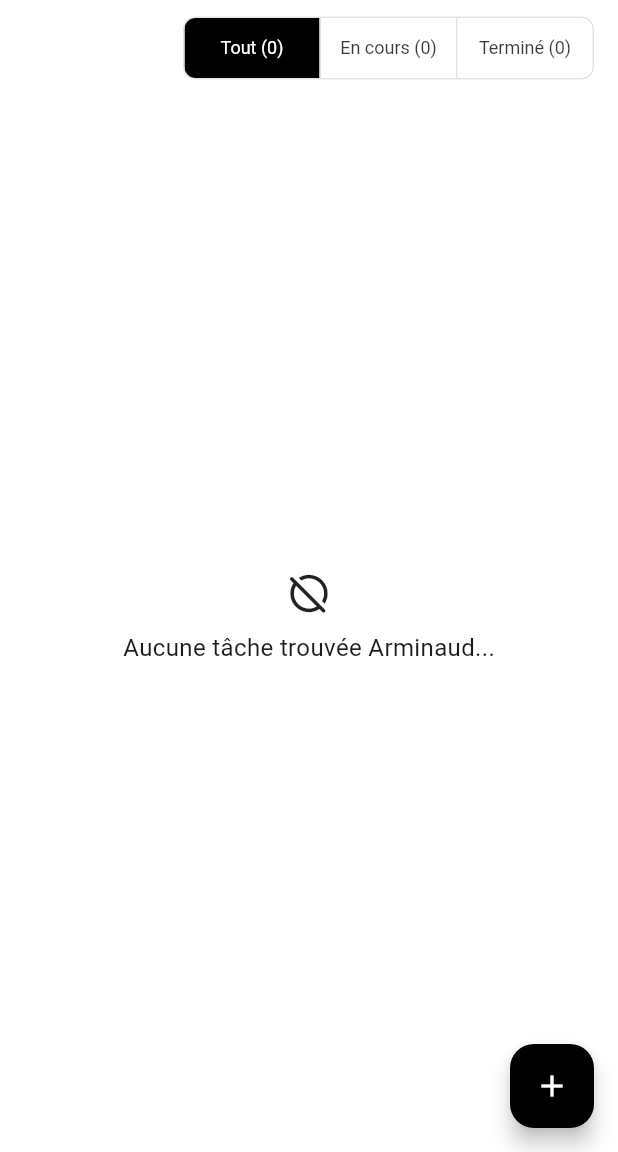
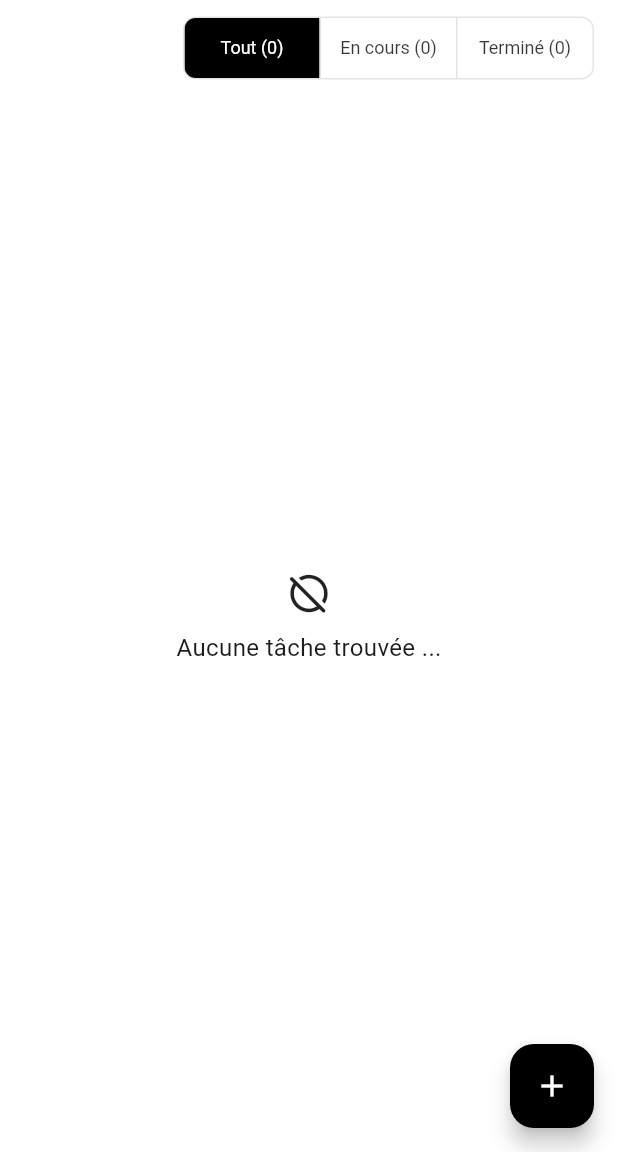
Before and after one commit to Arminaud/TestDotoList, a Flutter app: the screen it shows after launch, on a phone screen of 412 x 824 dp, the part 84-1236 px from its top. Run offline on Flutter 3.47's test engine with Material 3 defaults, Android fonts, the phone set to English and light mode, and no system bars; our stand-ins replace shared_preferences.

Commit message:
correction faute

```diff
--- a/lib/widgets/task_list.dart
+++ b/lib/widgets/task_list.dart
@@ -67,7 +67,7 @@ class TaskList extends StatelessWidget {
                   ),
                   SizedBox(height: 10,),
                   Text(
-                    "Aucune tâche trouvée Arminaud...",
+                    "Aucune tâche trouvée ...",
                     style: TextStyle(
                       fontSize: 16
                     ),
```
